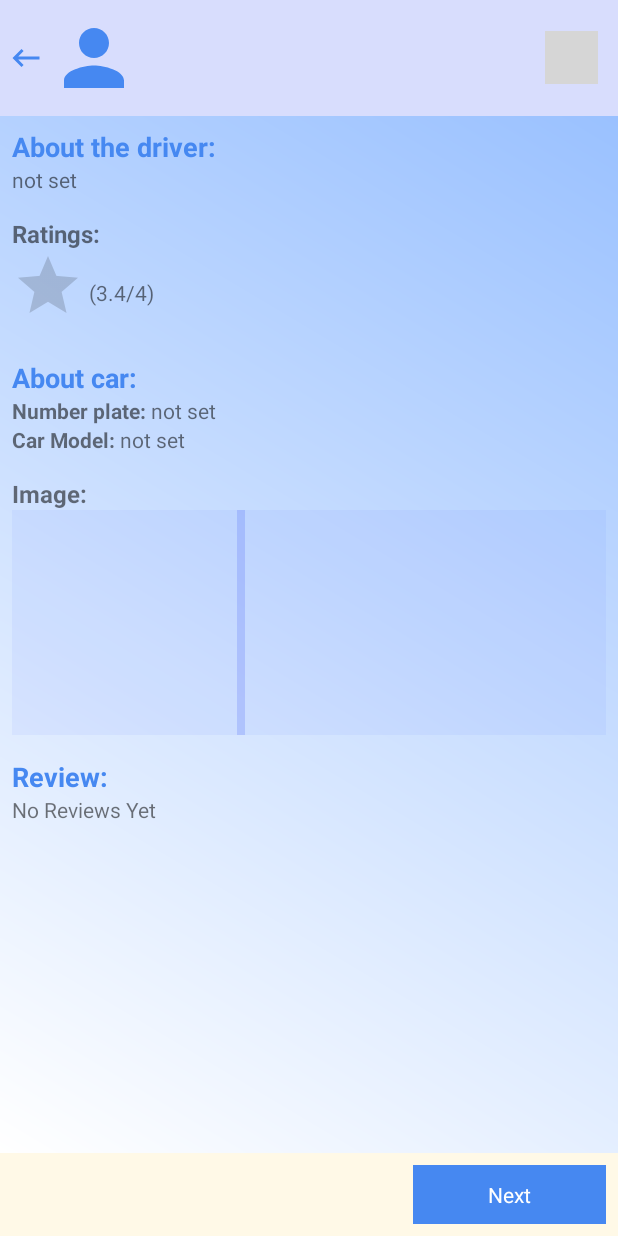
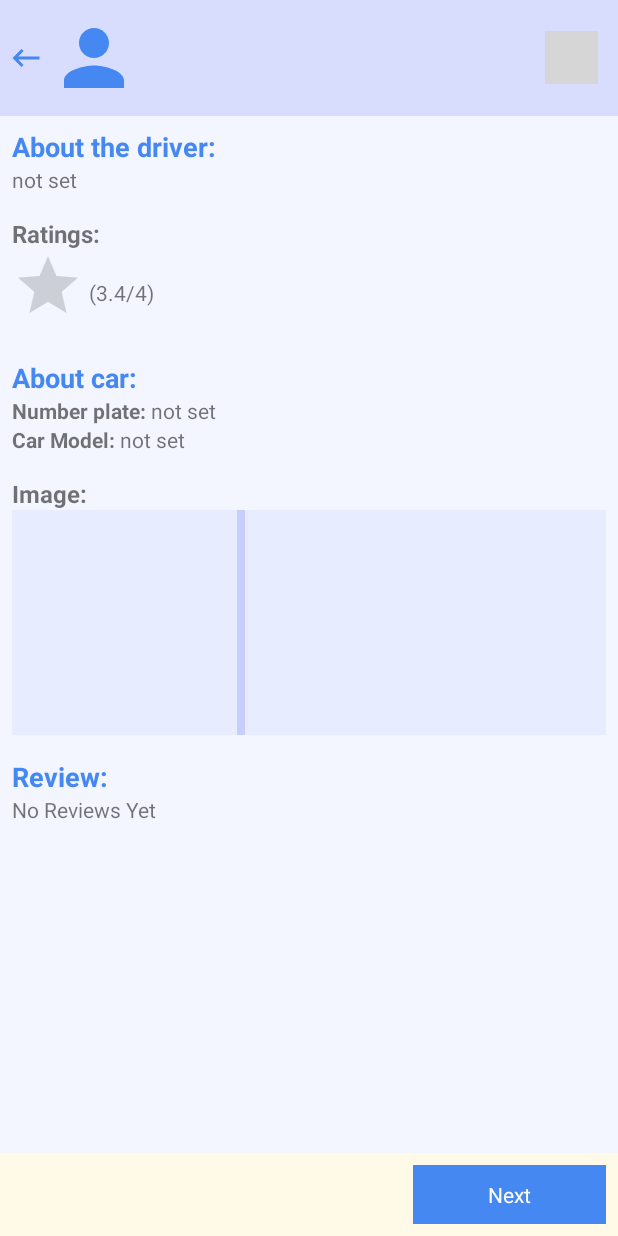
Before and after one commit to Soko-Aerial/LiftAndPay-Passenger, an Android app: the AvailableRides screen opened directly, with no data from a screen before it, on a phone screen of 412 x 824 dp. Run offline under Robolectric (Android 15) with nearby library versions, the phone set to English and light mode, and no system bars; our stand-ins replace Firebase (no records; nobody signed in at launch, a user with empty details on screens opened directly), Picasso, Room's generated code; libraries missing offline, so code that uses them is left out: nl.nos.imagin; pictures from the network do not load; 1 statement that could not run was skipped; grey boxes are pictures that could not be loaded.

Commit message:
image rounding. gradient. calls messages.

```diff
--- a/app/src/main/res/layout/activity_available_rides.xml
+++ b/app/src/main/res/layout/activity_available_rides.xml
@@ -83,7 +83,8 @@
         android:layout_height="match_parent"
         android:layout_above="@id/driverProfileFooter"
         android:layout_below="@id/driverProfileHeader"
-        android:background="@drawable/bkg_main"
+        android:background="@color/extraFadedBlue"
+
         android:scrollbars="none">
 
         <androidx.appcompat.widget.LinearLayoutCompat
--- a/app/src/main/res/layout/fragment_main.xml
+++ b/app/src/main/res/layout/fragment_main.xml
@@ -130,6 +130,7 @@
                 android:layout_height="wrap_content"
                 android:layout_alignParentRight="true"
                 android:layout_margin="2dp"
+                android:visibility="invisible"
                 android:background="@drawable/ripple"
                 android:backgroundTint="@color/fadedSuccess"
                 android:drawableEnd="@drawable/btn_set_pref"
```
